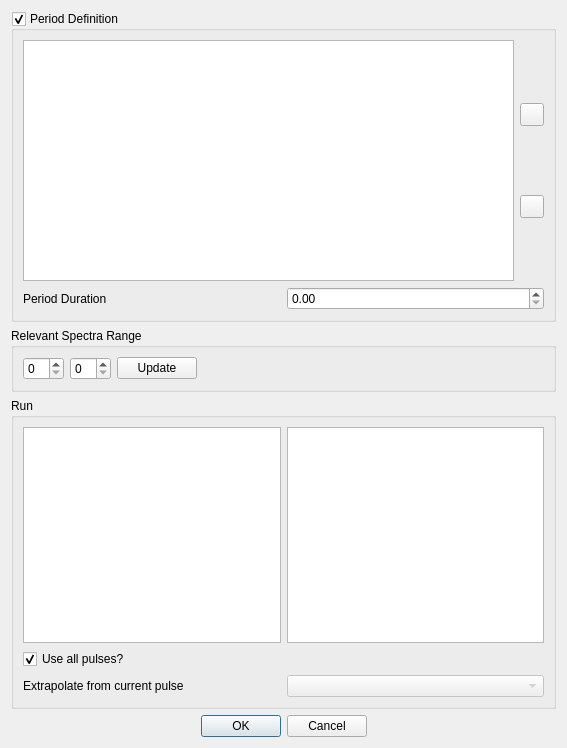
Old version of the form gudpy/gui/widgets/ui_files/modulationExcitationDialog.ui in the repository disorderedmaterials/GudPy.
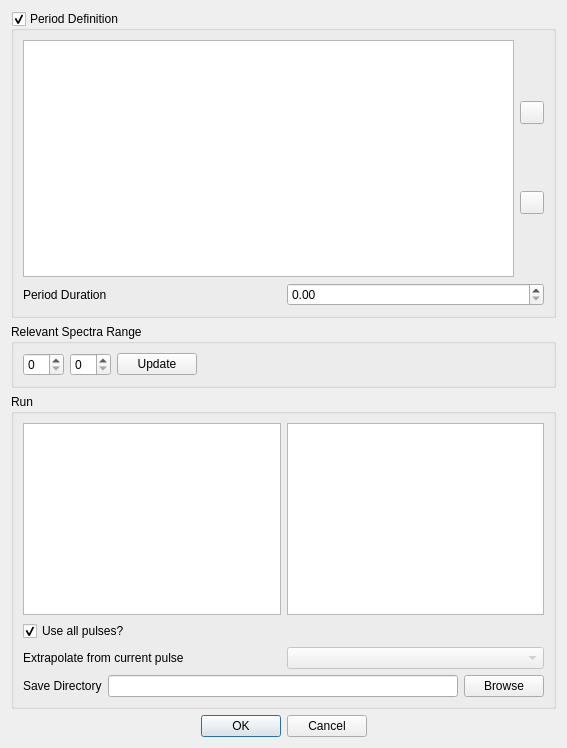
New version of the form. Icons and pictures are not drawn. Custom widgets are drawn as their Qt base class.

Commit message: feat: browse for save directory.

The edit to the form file:
```diff
--- a/gudpy/gui/widgets/ui_files/modulationExcitationDialog.ui
+++ b/gudpy/gui/widgets/ui_files/modulationExcitationDialog.ui
@@ -156,6 +156,31 @@
         </item>
        </layout>
       </item>
+      <item>
+       <layout class="QHBoxLayout" name="horizontalLayout_6">
+        <item>
+         <widget class="QLabel" name="label_3">
+          <property name="text">
+           <string>Save Directory</string>
+          </property>
+         </widget>
+        </item>
+        <item>
+         <widget class="QLineEdit" name="outputDirLineEdit">
+          <property name="readOnly">
+           <bool>true</bool>
+          </property>
+         </widget>
+        </item>
+        <item>
+         <widget class="QPushButton" name="browseOutputDirButton">
+          <property name="text">
+           <string>Browse</string>
+          </property>
+         </widget>
+        </item>
+       </layout>
+      </item>
      </layout>
     </widget>
    </item>
```
The commit also changes 1 other file.
